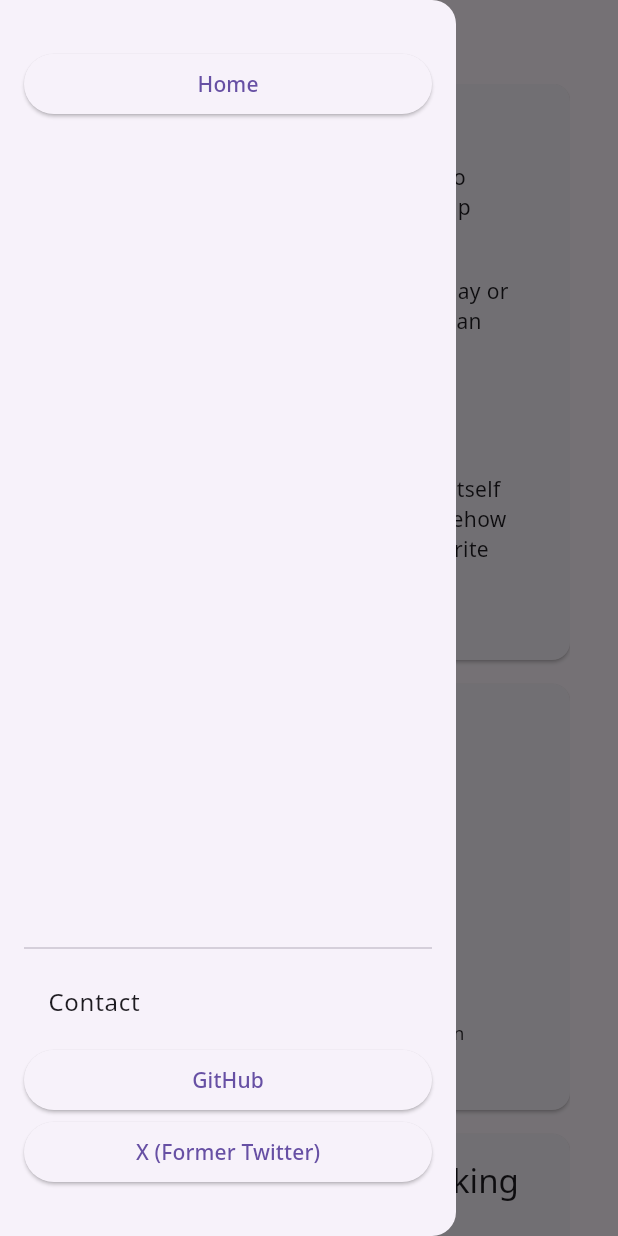
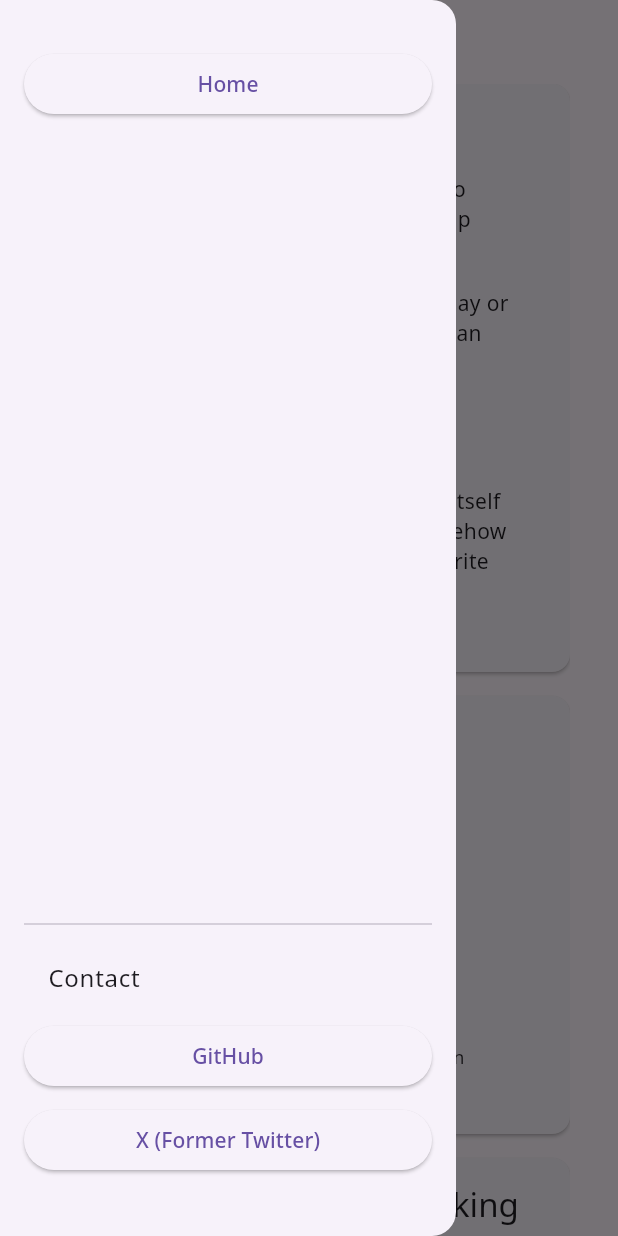
Before and after one commit to u1tramarinet/u1tramarinet.github.io, a Flutter app: the screen it shows after launch, with the side drawer open, on a phone screen of 412 x 824 dp. Run offline on Flutter 3.47's test engine with Material 3 defaults, Android fonts, the light colour scheme and no system bars; our stand-ins replace google_fonts; generated files the repository leaves out were written again.

Commit message:
Arrange design

```diff
--- a/lib/ui/top/top_drawer.dart
+++ b/lib/ui/top/top_drawer.dart
@@ -67,12 +67,14 @@ class TopDrawer extends StatelessWidget {
         ListTile(
           title: Text(ResUtils.getString(context).contact),
         ),
-        for (final contact in contacts)
+        for (final contact in contacts) ...{
           linkElevatedButton(
             url: contact.getLink(kReleaseMode),
             label: contact.label,
             target: LinkTarget.blank,
-          )
+          ),
+          Container(height: 8,),
+        }
       ],
     );
   }
--- a/lib/ui/top/top_page.dart
+++ b/lib/ui/top/top_page.dart
@@ -110,6 +110,7 @@ class _TopPageState extends State<TopPage> {
               textAlign: TextAlign.start,
               style: Theme.of(context).textTheme.titleLarge,
             ),
+            Container(height: 8,),
             for (final body in bodies) body,
           ],
         ),
```
Also changed, not shown: 4 other files.
